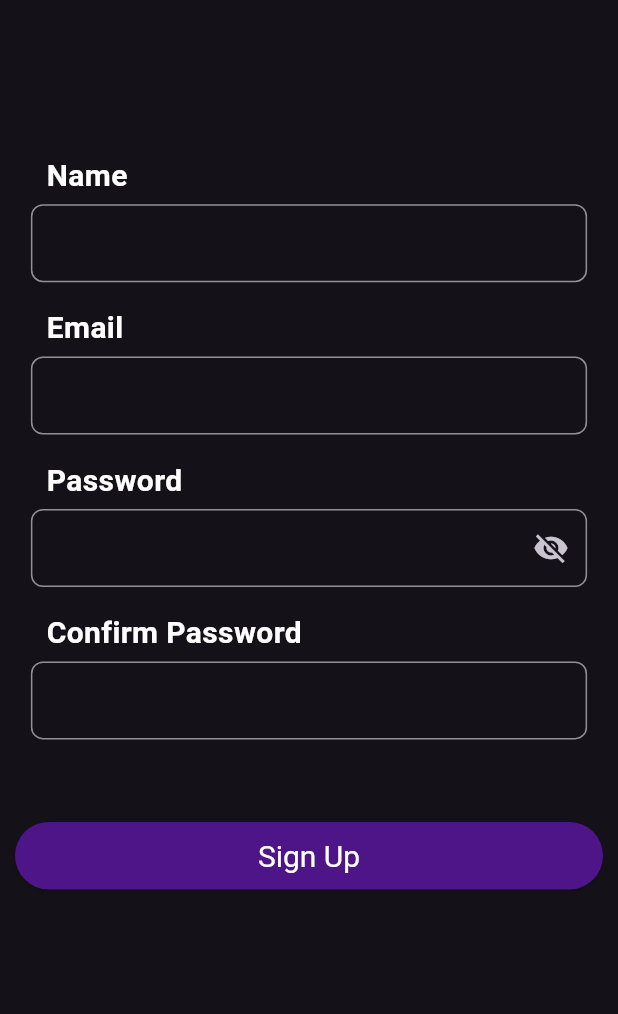
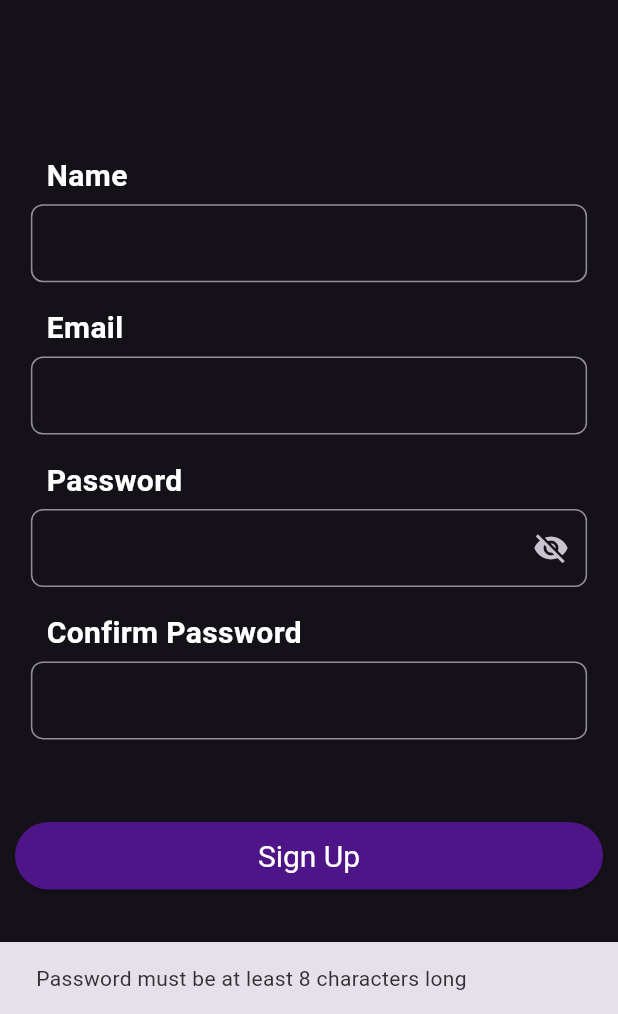
Before and after one commit to MLSAKIIT/NoteMind, a Flutter app: the SignUpPage screen opened directly, after a tap on "Sign Up", on a phone screen of 412 x 824 dp, the part 222-1236 px from its top. Run offline on Flutter 3.47's test engine with Material 3 defaults, Android fonts, the light colour scheme and no system bars; network calls fail.

Commit message:
extended password verification to sign in and sign up screens

```diff
--- /dev/null
+++ b/lib/utils/auth_utils.dart
@@ -0,0 +1,21 @@
+class AuthUtils {
+  static String? validatePassword(String password) {
+    if (password.length < 8) {
+      return 'Password must be at least 8 characters long';
+    }
+
+    if (!RegExp(r'[A-Z]').hasMatch(password)) {
+      return 'Password must contain at least one uppercase letter';
+    }
+
+    if (!RegExp(r'[a-z]').hasMatch(password)) {
+      return 'Password must contain at least one lowercase letter';
+    }
+
+    if (!RegExp(r'[0-9]').hasMatch(password)) {
+      return 'Password must contain at least one digit';
+    }
+
+    return null;
+  }
+}
--- a/lib/views/signupPage.dart
+++ b/lib/views/signupPage.dart
@@ -1,7 +1,9 @@
 import 'package:flutter/material.dart';
+import 'package:hacktoberxmlsa_app/views/homePage.dart';
 import 'package:hacktoberxmlsa_app/widgets/button.dart';
 import 'package:hacktoberxmlsa_app/widgets/textRegistrationPage.dart';
 import 'package:hacktoberxmlsa_app/widgets/textfield.dart';
+import 'package:hacktoberxmlsa_app/utils/auth_utils.dart';
 
 class SignUpPage extends StatefulWidget {
   const SignUpPage({super.key});
@@ -16,6 +18,21 @@ class _SignUpPageState extends State<SignUpPage> {
   final TextEditingController passwordController = TextEditingController();
   final TextEditingController confirmPasswordController = TextEditingController();
   bool _isPasswordVisible = false;
+
+  void handleSignUp() {
+    String password = passwordController.text;
+    String? validationMessage = AuthUtils.validatePassword(password);
+    if (validationMessage != null) {
+      ScaffoldMessenger.of(context).showSnackBar(
+        SnackBar(content: Text(validationMessage)),
+      );
+    } else {
+      ScaffoldMessenger.of(context).showSnackBar(
+        SnackBar(content: Text('Signed Up successfully!')),
+      );
+      Navigator.pushReplacement(context, MaterialPageRoute(builder: (context) => HomePage()));
+    }
+  }
 
   @override
   Widget build(BuildContext context) {
@@ -66,10 +83,6 @@ class _SignUpPageState extends State<SignUpPage> {
                     SizedBox(
                       height: screenHeight * 0.005,
                     ),
-                    // CustomTextField(
-                    //   controller: passwordController,
-                    //   //hintText: 'password',
-                    // ),
                     Stack(
                       children: [
                         CustomTextField(
@@ -111,7 +124,7 @@ class _SignUpPageState extends State<SignUpPage> {
                 height: screenHeight * 0.02,
               ),
               CustomButton(
-                onPressed: () {},
+                onPressed: handleSignUp,
                 text: "Sign Up",
               ),
             ],
```
Also changed, not shown: lib/views/profile.dart (+2 -23 lines), lib/views/signinPage.dart (+18 -1 lines).
